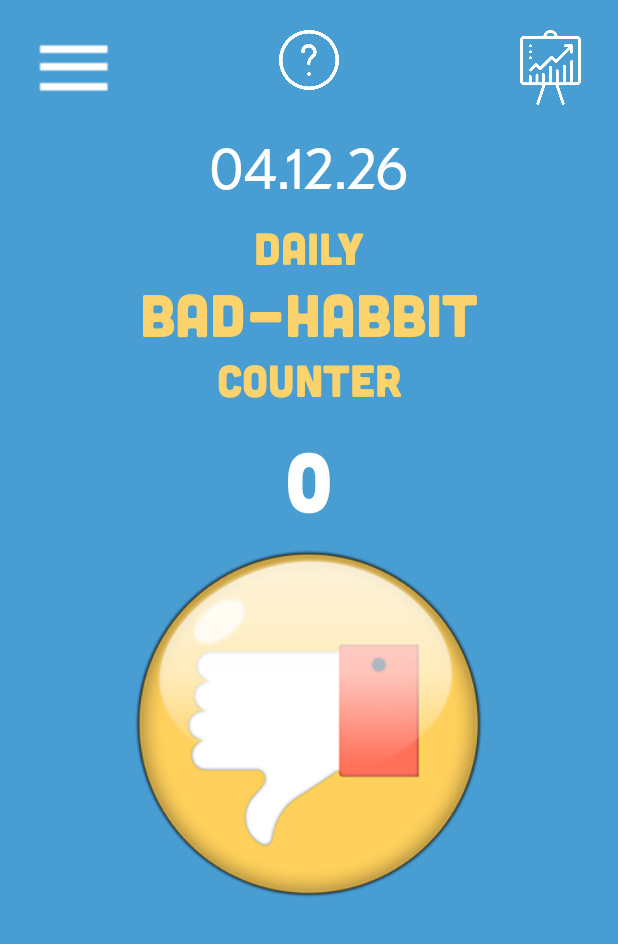
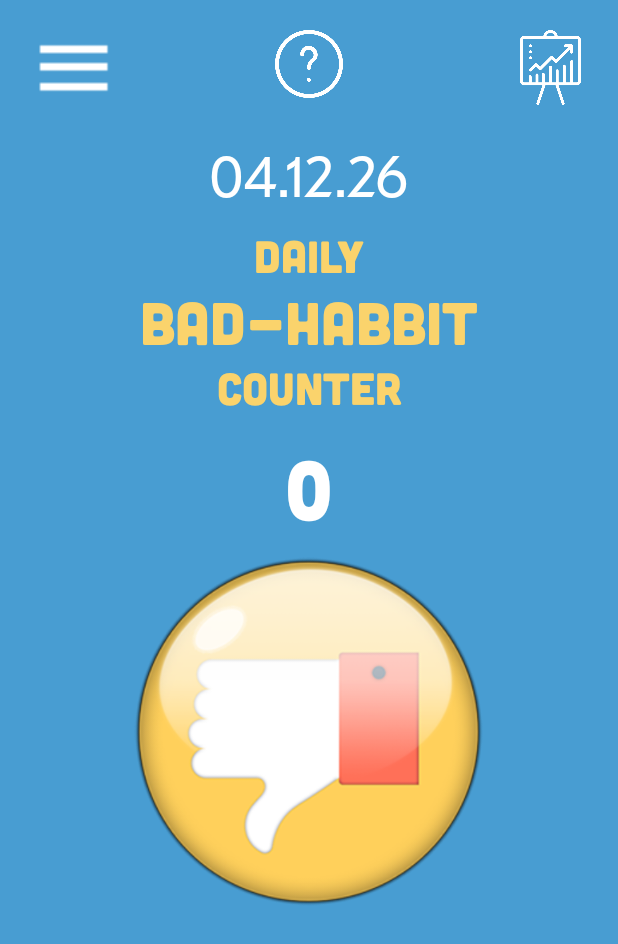
Before and after one commit to VakHack/BetterMe, an Android app: the screen it shows after launch once a user with an empty profile is signed in (CounterScreen), on a phone screen of 412 x 824 dp. Shown: the top 944 px of the screen. Run offline under Robolectric (Android 15) with nearby library versions, the phone set to English and light mode, and no system bars; our stand-ins replace Firebase (no records; nobody signed in at launch, a user with empty details on screens opened directly).

```diff
--- a/app/src/main/java/roeevakrat/betterme/WelcomeScreen.java
+++ b/app/src/main/java/roeevakrat/betterme/WelcomeScreen.java
@@ -79,7 +79,6 @@ public class WelcomeScreen extends AppCompatActivity {
             @Override
             public void onClick(View view) {
                 goToCounterActivity();
-
                 finish();
             }
         });
--- a/app/src/main/res/layout/activity_counter_screen.xml
+++ b/app/src/main/res/layout/activity_counter_screen.xml
@@ -21,8 +21,8 @@
 
     <ImageView
         android:id="@+id/helpButton"
-        android:layout_width="40dp"
-        android:layout_height="40dp"
+        android:layout_width="45dp"
+        android:layout_height="45dp"
         android:layout_alignParentLeft="false"
         android:layout_centerHorizontal="true"
         android:layout_gravity="left|center_vertical|center_horizontal"
@@ -189,8 +189,8 @@
                 android:layout_width="60dp"
                 android:layout_height="60dp"
                 android:layout_alignParentLeft="true"
-                android:layout_marginLeft="8dp"
-                android:layout_marginTop="6dp"
+                android:layout_marginLeft="10dp"
+                android:layout_marginTop="5dp"
                 app:srcCompat="@drawable/ic_menu_black_24dp"/>
 
             <TextView
```
Also changed, not shown: app/src/main/java/roeevakrat/betterme/CounterScreen.java (+12 -1 lines).
